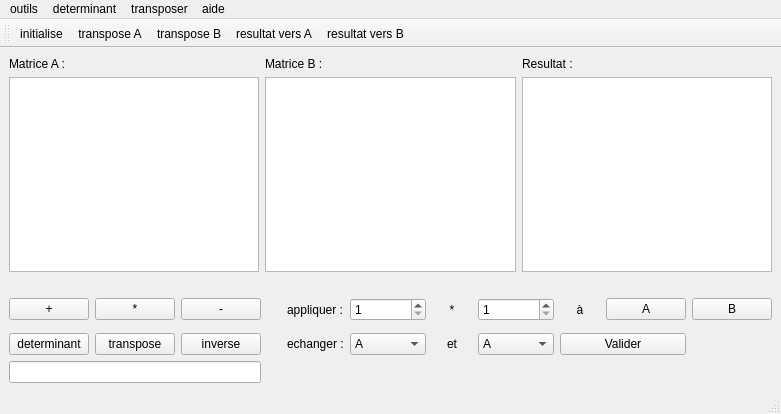
Qt form Calcule.ui (ValisoaNr/CalcuLMatrice) before a commit.
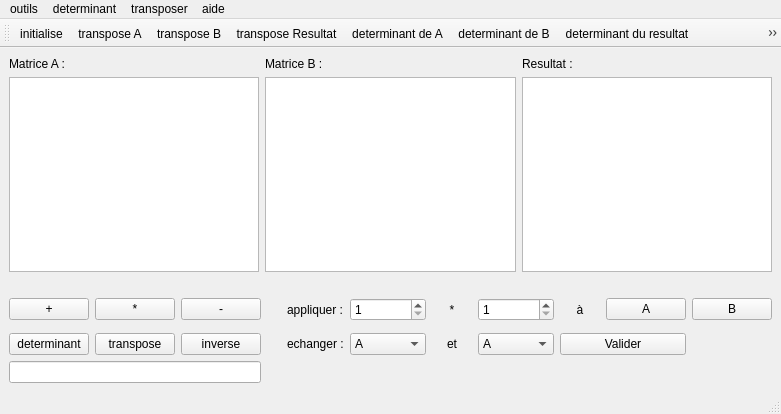
The same form after that commit. Icons and pictures are not drawn.

Commit message: Ajout des icones et correction de calcule inverse

What changed in the file:
```diff
--- a/Calcule.ui
+++ b/Calcule.ui
@@ -392,8 +392,11 @@
    <addaction name="actioninitialise"/>
    <addaction name="actiontranspose_A"/>
    <addaction name="actiontranspose_B"/>
-   <addaction name="actionresultat_vers_A"/>
-   <addaction name="actionresultat_vers_B"/>
+   <addaction name="actiontranspose_Resultat"/>
+   <addaction name="actiondeterminant_de_A"/>
+   <addaction name="actiondeterminant_de_B"/>
+   <addaction name="actiondeterminant_du_resultat"/>
+   <addaction name="actionechange_A_et_B"/>
   </widget>
   <action name="actioninitialise">
    <property name="text">
```
Left out of the diff: 42 changed lines with no effect on the pictures. The commit also changes 11 other files.
